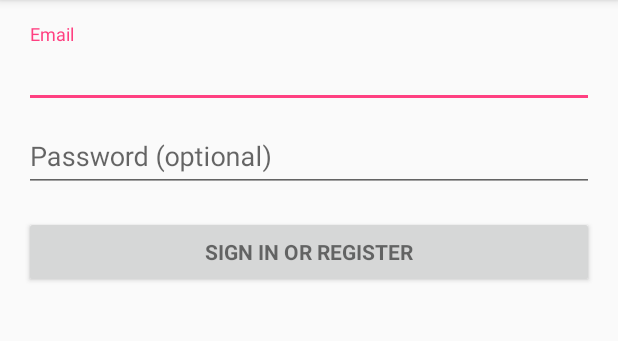
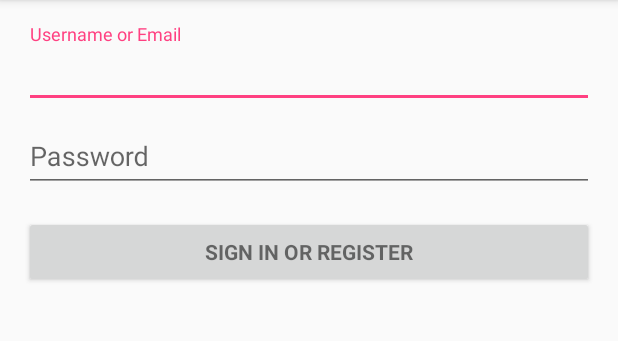
Before and after one commit to aclorta/QuickAppt, an Android app: the screen it shows after launch (LoginActivity), on a phone screen of 412 x 824 dp, the part 84-425 px from its top. Run offline under Robolectric (Android 15) with nearby library versions, the light colour scheme and no system bars; 2 statements that could not run were skipped.

Commit message:
Update strings.xml with proper login messages

```diff
--- a/app/src/main/res/values/strings.xml
+++ b/app/src/main/res/values/strings.xml
@@ -2,12 +2,14 @@
     <string name="app_name">QuickAppt</string>
 
     <!-- Strings related to login -->
-    <string name="prompt_email">Email</string>
-    <string name="prompt_password">Password (optional)</string>
+    <string name="prompt_email">Username or Email</string>
+    <string name="prompt_password">Password</string>
     <string name="action_sign_in">Sign in or register</string>
     <string name="action_sign_in_short">Sign in</string>
     <string name="error_invalid_email">This email address is invalid</string>
     <string name="error_invalid_password">This password is too short</string>
+    <string name="error_invalid_user">The user does not exist.</string>
+    <string name="error_invalid_login">The username/email and password combination do not match.</string>
     <string name="error_incorrect_password">This password is incorrect</string>
     <string name="error_field_required">This field is required</string>
     <string name="permission_rationale">"Contacts permissions are needed for providing email
```
